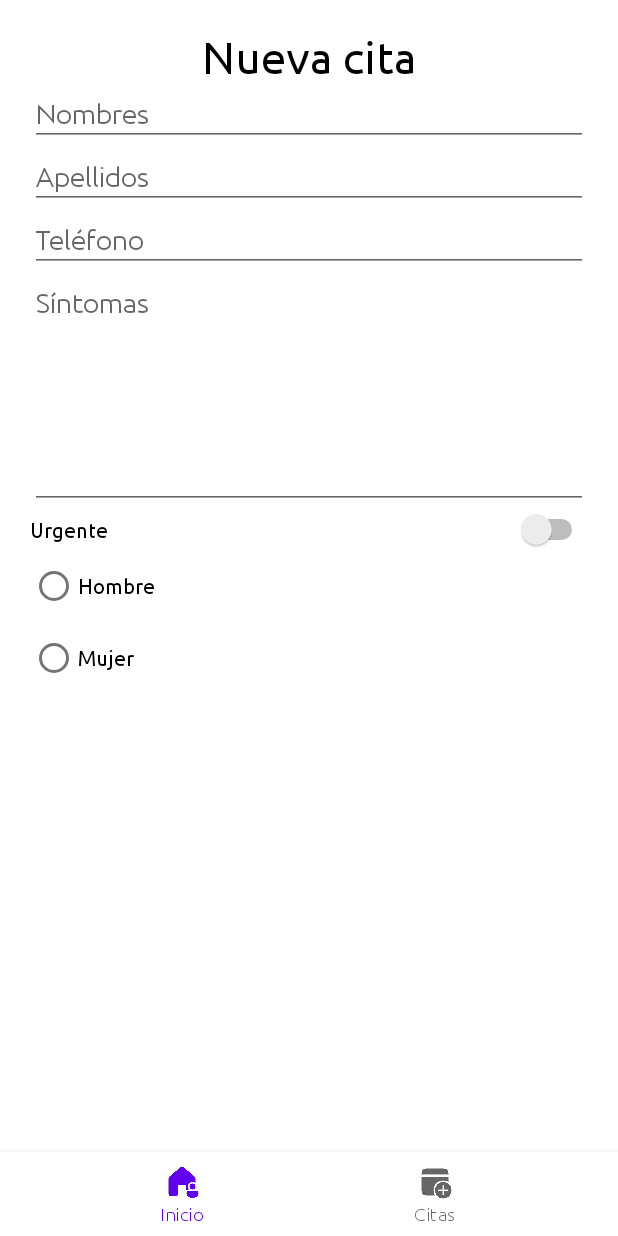
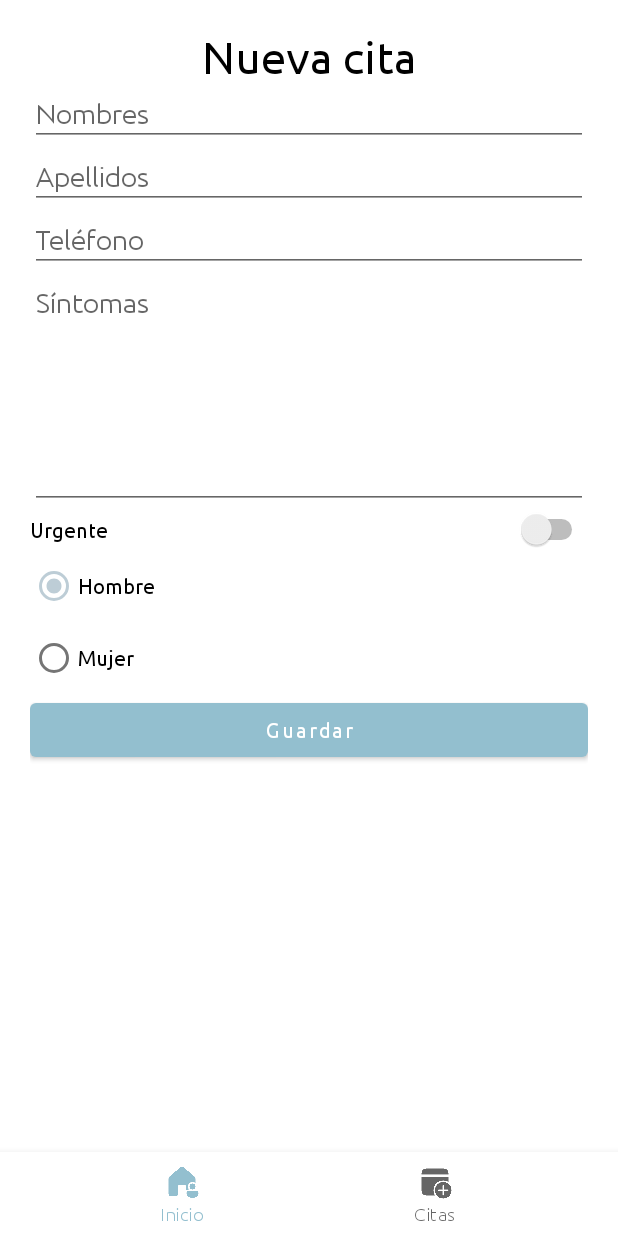
Before and after one commit to armandosalazar/doctors-app, an Android app: the fragment DatesFragment placed in its activity, on a phone screen of 412 x 824 dp. Run offline under Robolectric (Android 15) with nearby library versions, the phone set to English and light mode, and no system bars; network calls fail.

Commit message:
feat: add release

```diff
--- a/app/src/main/java/com/example/doctorsapp/DatesFragment.java
+++ b/app/src/main/java/com/example/doctorsapp/DatesFragment.java
@@ -1,5 +1,6 @@
 package com.example.doctorsapp;
 
+import android.app.AlertDialog;
 import android.os.Bundle;
 
 import androidx.fragment.app.Fragment;
@@ -7,6 +8,19 @@ import androidx.fragment.app.Fragment;
 import android.view.LayoutInflater;
 import android.view.View;
 import android.view.ViewGroup;
+import android.widget.Button;
+import android.widget.EditText;
+import android.widget.RadioButton;
+import android.widget.Switch;
+import android.widget.Toast;
+
+import com.example.doctorsapp.models.Date;
+
+import java.io.BufferedReader;
+import java.io.File;
+import java.io.FileReader;
+import java.io.FileWriter;
+import java.io.IOException;
 
 /**
  * A simple {@link Fragment} subclass.
@@ -14,6 +28,10 @@ import android.view.ViewGroup;
  * create an instance of this fragment.
  */
 public class DatesFragment extends Fragment {
+    private EditText names, lastnames, phone, symptoms;
+    private Switch urgency;
+    private RadioButton man, woman;
+    private Button buttonSave;
 
     // TODO: Rename parameter arguments, choose names that match
     // the fragment initialization parameters, e.g. ARG_ITEM_NUMBER
@@ -56,9 +74,69 @@ public class DatesFragment extends Fragment {
     }
 
     @Override
-    public View onCreateView(LayoutInflater inflater, ViewGroup container,
-                             Bundle savedInstanceState) {
+    public View onCreateView(LayoutInflater inflater, ViewGroup container, Bundle savedInstanceState) {
         // Inflate the layout for this fragment
-        return inflater.inflate(R.layout.fragment_dates, container, false);
+        View view = inflater.inflate(R.layout.fragment_dates, container, false);
+        names = view.findViewById(R.id.names);
+        lastnames = view.findViewById(R.id.lastnames);
+        phone = view.findViewById(R.id.phone);
+        symptoms = view.findViewById(R.id.symptoms);
+        urgency = view.findViewById(R.id.urgency);
+        man = view.findViewById(R.id.man);
+        woman = view.findViewById(R.id.woman);
+        buttonSave = view.findViewById(R.id.buttonSave);
+        buttonSave.setOnClickListener(v -> save());
+        return view;
+    }
+
+    private void save() {
+        String sex = "";
+        if (man.isChecked()) {
+            sex = "Hombre";
+        } else {
+            sex = "Mujer";
+        }
+        if (names.getText().toString().isEmpty() |
+                lastnames.getText().toString().isEmpty() |
+                phone.getText().toString().isEmpty() |
+                symptoms.toString().isEmpty()) {
+            Toast.makeText(getActivity(), "Rellena todos los campos", Toast.LENGTH_SHORT).show();
+
+        } else {
+            Date date = new Date(names.getText().toString(), lastnames.getText().toString(), phone.getText().toString(), symptoms.getText().toString(), urgency.isChecked(), sex);
+            File file = new File(getActivity().getFilesDir(), "text");
+            if (!file.exists()) {
+                file.mkdir();
+            }
+            try {
+                File f = new File(file, "dates");
+                FileWriter writer = new FileWriter(f, true);
+                writer.append(date.getNames().concat(":").concat(date.getLastnames()).concat(":").concat(date.getPhone().concat(":").concat(date.getSymptoms().concat(":").concat(date.getSex()).concat("\n"))));
+                writer.flush();
+                writer.close();
+                getData();
+
+            } catch (IOException e) {
+                throw new RuntimeException(e);
+            }
+        }
+    }
+
+    public String[] getData() throws IOException {
+        File fileEvents = new File(getActivity().getFilesDir().toString().concat("/text/dates"));
+        StringBuilder text = new StringBuilder();
+        BufferedReader br = new BufferedReader(new FileReader(fileEvents));
+        String line;
+        while ((line = br.readLine()) != null) {
+            text.append(line);
+        }
+        br.close();
+        System.out.println("[[".concat(text.toString()).concat("]]"));
+        String data[] = text.toString().split(":");
+        for (String value : data) {
+            System.out.println(value);
+        }
+        System.out.println(getActivity().getFilesDir());
+        return data;
     }
 }
--- a/app/src/main/java/com/example/doctorsapp/HomeFragment.java
+++ b/app/src/main/java/com/example/doctorsapp/HomeFragment.java
@@ -73,8 +73,31 @@ public class HomeFragment extends Fragment {
         } catch (IOException e) {
             throw new RuntimeException(e);
         }
+        try {
+            getDates();
+        } catch (IOException e) {
+            throw new RuntimeException(e);
+        }
         // Inflate the layout for this fragment
         return view;
+    }
+
+    public String[] getDates() throws IOException {
+        File fileEvents = new File(getActivity().getFilesDir().toString().concat("/text/dates"));
+        StringBuilder text = new StringBuilder();
+        BufferedReader br = new BufferedReader(new FileReader(fileEvents));
+        String line;
+        while ((line = br.readLine()) != null) {
+            text.append(line);
+        }
+        br.close();
+        System.out.println("[[".concat(text.toString()).concat("]]"));
+        String data[] = text.toString().split(":");
+        for (String value : data) {
+            System.out.println(value);
+        }
+        System.out.println(getActivity().getFilesDir());
+        return data;
     }
 
     public String[] getData() throws IOException {
--- a/app/src/main/java/com/example/doctorsapp/LoginActivity.java
+++ b/app/src/main/java/com/example/doctorsapp/LoginActivity.java
@@ -68,6 +68,8 @@ public class LoginActivity extends AppCompatActivity {
             if (data[1].equals(inputEmail.getText().toString().trim()) && data[2].equals(inputPassword.getText().toString().trim())) {
                 Toast.makeText(this, "Sesion Iniciada", Toast.LENGTH_SHORT).show();
                 startActivity(new Intent(LoginActivity.this, MainActivity.class));
+            } else {
+                Toast.makeText(this, "Verifique sus credenciales", Toast.LENGTH_SHORT).show();
             }
         } catch (IOException e) {
             throw new RuntimeException(e);
--- a/app/src/main/res/layout/fragment_dates.xml
+++ b/app/src/main/res/layout/fragment_dates.xml
@@ -17,28 +17,29 @@
         android:textSize="30sp" />
 
     <EditText
-        android:id="@+id/editTextTextPersonName4"
+        android:id="@+id/names"
         android:layout_width="match_parent"
         android:layout_height="wrap_content"
         android:hint="Nombres"
         android:inputType="textPersonName" />
 
     <EditText
-        android:id="@+id/editTextTextPersonName5"
+        android:id="@+id/lastnames"
         android:layout_width="match_parent"
         android:layout_height="wrap_content"
         android:hint="Apellidos"
         android:inputType="textPersonName" />
 
     <EditText
-        android:id="@+id/editTextPhone"
+        android:id="@+id/phone"
         android:layout_width="match_parent"
         android:layout_height="wrap_content"
         android:hint="Teléfono"
-        android:inputType="phone" />
+        android:inputType="phone"
+        android:maxLength="10" />
 
     <EditText
-        android:id="@+id/editTextTextMultiLine"
+        android:id="@+id/symptoms"
         android:layout_width="match_parent"
         android:layout_height="158dp"
         android:ems="10"
@@ -48,10 +49,10 @@
 
 
     <Switch
-        android:id="@+id/switch1"
-        android:fontFamily="@font/ubuntu_regular"
+        android:id="@+id/urgency"
         android:layout_width="match_parent"
         android:layout_height="wrap_content"
+        android:fontFamily="@font/ubuntu_regular"
         android:text="Urgente" />
 
     <RadioGroup
@@ -59,15 +60,23 @@
         android:layout_height="wrap_content">
 
         <RadioButton
-            android:id="@+id/radioButton"
+            android:id="@+id/man"
             android:layout_width="match_parent"
             android:layout_height="wrap_content"
+            android:checked="true"
             android:text="Hombre" />
 
         <RadioButton
-            android:id="@+id/radioButton2"
+            android:id="@+id/woman"
             android:layout_width="match_parent"
             android:layout_height="wrap_content"
             android:text="Mujer" />
     </RadioGroup>
+
+    <Button
+        android:id="@+id/buttonSave"
+        android:layout_width="match_parent"
+        android:layout_height="wrap_content"
+        android:text="Guardar"
+        android:textAllCaps="false" />
 </LinearLayout>
--- a/app/src/main/res/values/themes.xml
+++ b/app/src/main/res/values/themes.xml
@@ -2,12 +2,12 @@
     <!-- Base application theme. -->
     <style name="Theme.DoctorsApp" parent="Theme.MaterialComponents.DayNight.DarkActionBar">
         <!-- Primary brand color. -->
-        <item name="colorPrimary">@color/purple_500</item>
-        <item name="colorPrimaryVariant">@color/purple_700</item>
+        <item name="colorPrimary">#93BFCF</item>
+        <item name="colorPrimaryVariant">#6096B4</item>
         <item name="colorOnPrimary">@color/white</item>
         <!-- Secondary brand color. -->
-        <item name="colorSecondary">@color/teal_200</item>
-        <item name="colorSecondaryVariant">@color/teal_700</item>
+        <item name="colorSecondary">#BDCDD6</item>
+        <item name="colorSecondaryVariant">#BDCDD6</item>
         <item name="colorOnSecondary">@color/black</item>
         <!-- Status bar color. -->
         <item name="android:statusBarColor">?attr/colorPrimaryVariant</item>
```
Also changed, not shown: app/src/main/res/layout/fragment_home.xml (+6 -2 lines).
